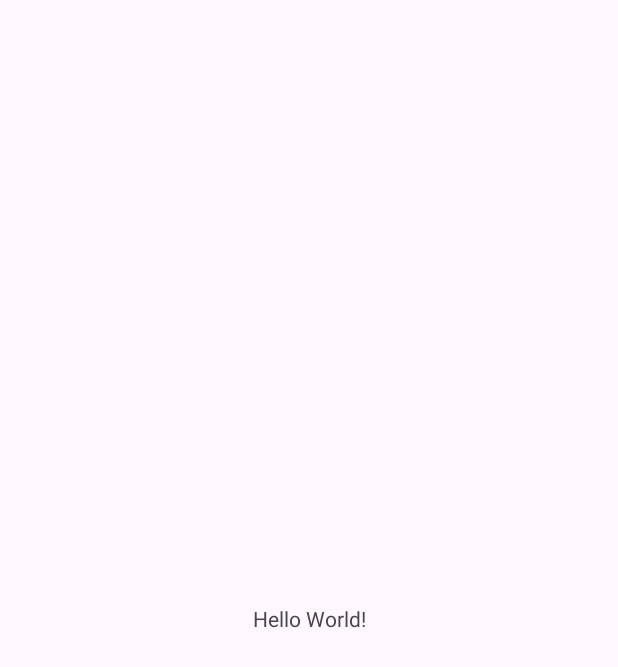
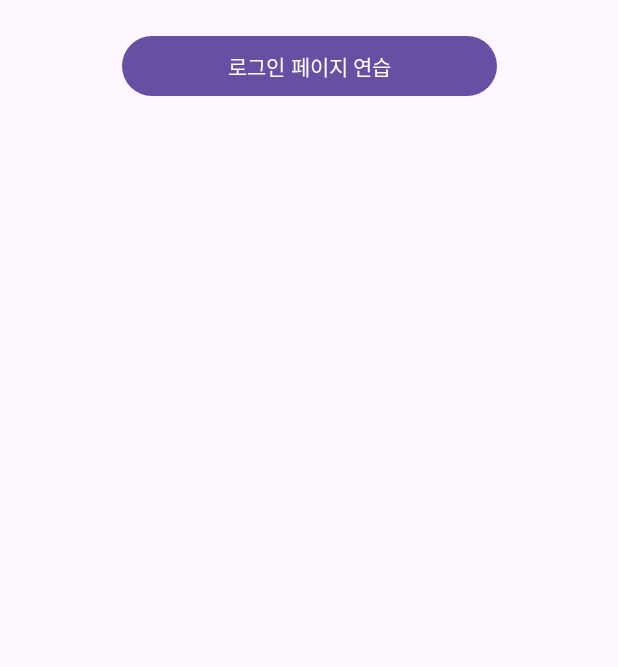
Before and after one commit to LeeChoongHwan/Android_2025, an Android app: the screen it shows after launch (MainActivity), on a phone screen of 412 x 824 dp. Before the commit the part shown is almost empty. Shown: the top 667 px of the screen. Run offline under Robolectric (Android 15) with nearby library versions, the phone set to English and light mode, and no system bars.

Commit message:
layout - activity login

```diff
--- a/app/src/main/AndroidManifest.xml
+++ b/app/src/main/AndroidManifest.xml
@@ -13,6 +13,11 @@
         android:theme="@style/Theme.Android_2025"
         tools:targetApi="31">
         <activity
+            android:name=".LoginActivity"
+            android:exported="false"
+            android:label="@string/title_activity_login"
+            android:theme="@style/Theme.Android_2025" />
+        <activity
             android:name=".MainActivity"
             android:exported="true">
             <intent-filter>
--- a/app/src/main/res/layout/activity_main.xml
+++ b/app/src/main/res/layout/activity_main.xml
@@ -6,13 +6,27 @@
     android:layout_height="match_parent"
     tools:context=".MainActivity">
 
-    <TextView
-        android:layout_width="wrap_content"
+    <ScrollView
+        android:layout_width="match_parent"
         android:layout_height="wrap_content"
-        android:text="Hello World!"
-        app:layout_constraintBottom_toBottomOf="parent"
-        app:layout_constraintEnd_toEndOf="parent"
         app:layout_constraintStart_toStartOf="parent"
-        app:layout_constraintTop_toTopOf="parent" />
+        app:layout_constraintTop_toTopOf="parent">
+
+        <androidx.constraintlayout.widget.ConstraintLayout
+            android:layout_width="match_parent"
+            android:layout_height="wrap_content">
+
+            <Button
+                android:layout_width="250dp"
+                android:layout_height="wrap_content"
+                android:layout_marginTop="20dp"
+                android:text="로그인 페이지 연습"
+                app:layout_constraintEnd_toEndOf="parent"
+                app:layout_constraintStart_toStartOf="parent"
+                app:layout_constraintTop_toTopOf="parent" />
+
+        </androidx.constraintlayout.widget.ConstraintLayout>
+
+    </ScrollView>
 
 </androidx.constraintlayout.widget.ConstraintLayout>
--- /dev/null
+++ b/app/src/main/res/values-land/dimens.xml
@@ -0,0 +1,3 @@
+<resources>
+    <dimen name="fab_margin">48dp</dimen>
+</resources>
--- /dev/null
+++ b/app/src/main/res/values-v23/themes.xml
@@ -0,0 +1,9 @@
+<resources xmlns:tools="http://schemas.android.com/tools">
+
+    <style name="Theme.Android_2025" parent="Base.Theme.Android_2025">
+        <!-- Transparent system bars for edge-to-edge. -->
+        <item name="android:navigationBarColor">@android:color/transparent</item>
+        <item name="android:statusBarColor">@android:color/transparent</item>
+        <item name="android:windowLightStatusBar">?attr/isLightTheme</item>
+    </style>
+</resources>
--- /dev/null
+++ b/app/src/main/res/values-w1240dp/dimens.xml
@@ -0,0 +1,3 @@
+<resources>
+    <dimen name="fab_margin">200dp</dimen>
+</resources>
--- /dev/null
+++ b/app/src/main/res/values-w600dp/dimens.xml
@@ -0,0 +1,3 @@
+<resources>
+    <dimen name="fab_margin">48dp</dimen>
+</resources>
--- /dev/null
+++ b/app/src/main/res/values/dimens.xml
@@ -0,0 +1,3 @@
+<resources>
+    <dimen name="fab_margin">16dp</dimen>
+</resources>
```
Also changed, not shown: app/build.gradle.kts (+28 -0 lines), app/src/main/java/com/choong/android_2025/LoginActivity.kt (added, +11 -0 lines), app/src/main/res/layout/activity_login.xml (added, +9 -0 lines), app/src/main/res/navigation/nav_graph.xml (added, +28 -0 lines), app/src/main/res/navigation/nav_graph2.xml (added, +28 -0 lines), app/src/main/res/values/strings.xml (+44 -0 lines).
